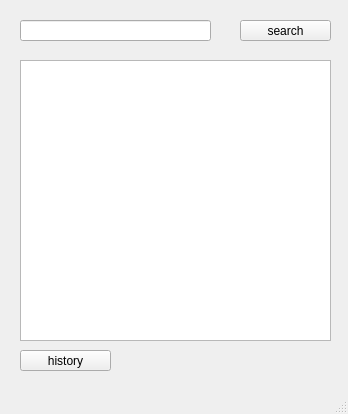
This is together/enter payrate/teacher_payrate.ui in SDSMT-CSC464-F15/dancesoft as Qt 5 draws it before an edit. The edited form follows.
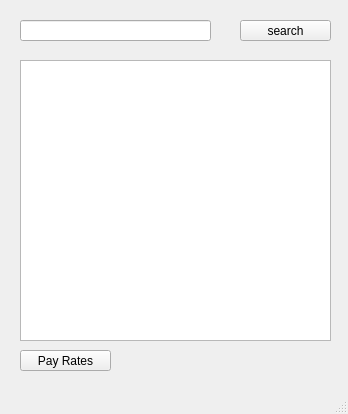
This is the edited form.

The edit to the form file:
```diff
--- a/together/enter payrate/teacher_payrate.ui
+++ b/together/enter payrate/teacher_payrate.ui
@@ -57,7 +57,7 @@
      </rect>
     </property>
     <property name="text">
-     <string>history</string>
+     <string>Pay Rates</string>
     </property>
    </widget>
   </widget>
```
Left out of the diff: 2 changed lines with no effect on the pictures.
